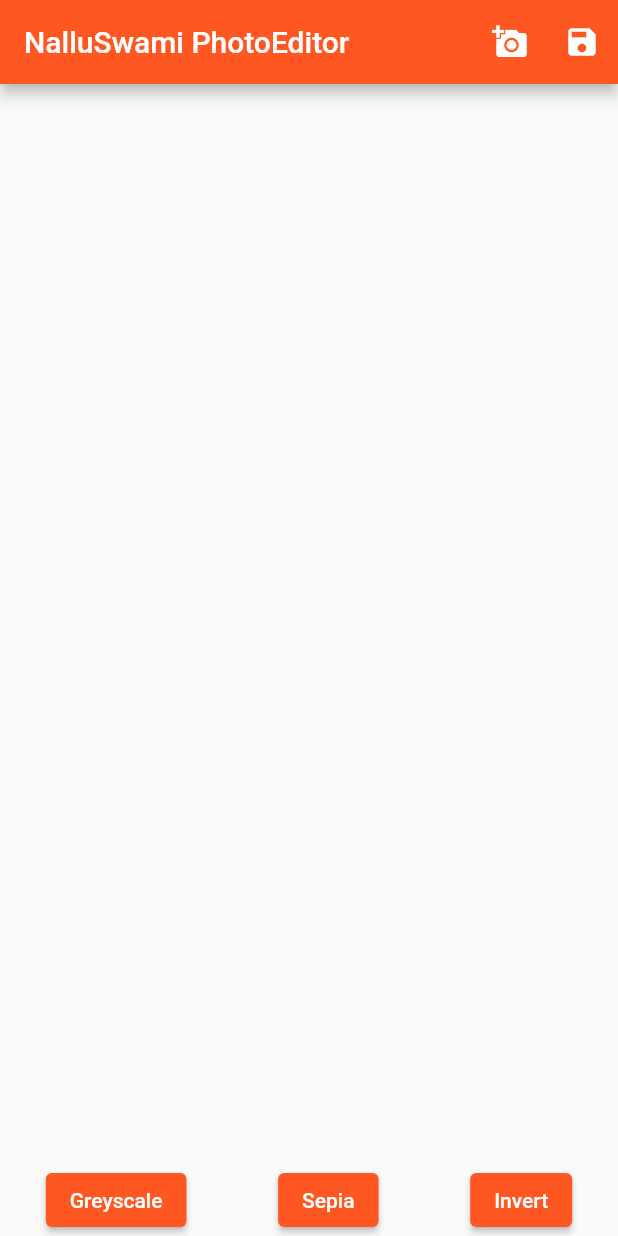
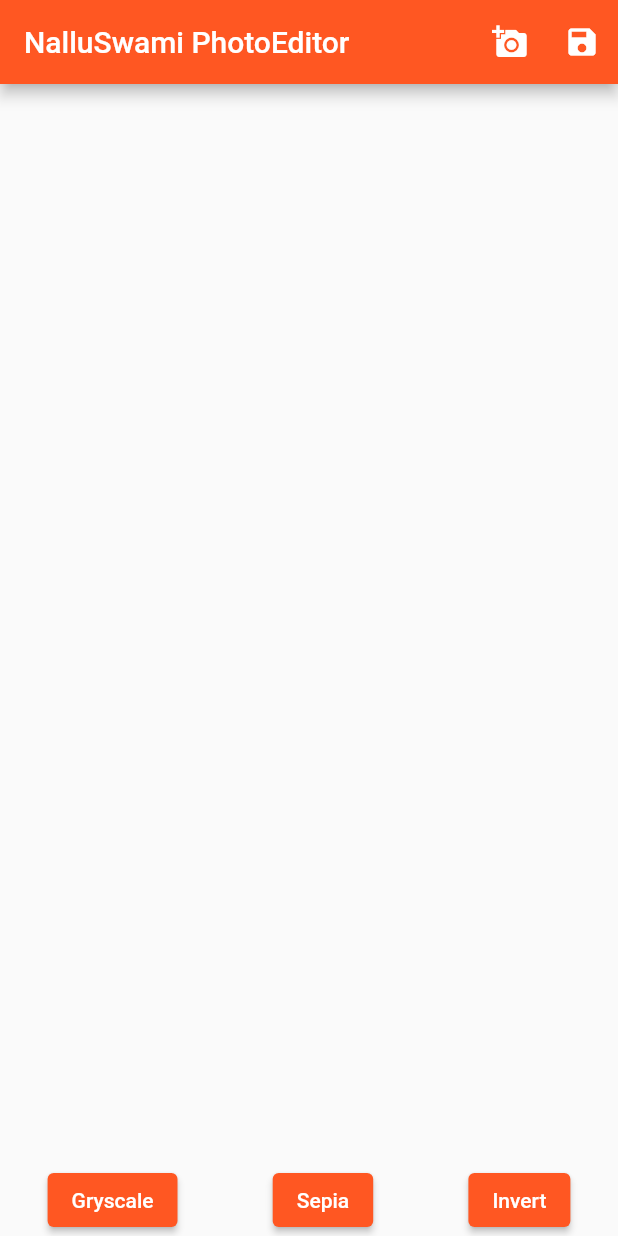
Before and after one commit to Nallu-Swami/Image_Flutter_Editor, a Flutter app: the screen it shows after launch, on a phone screen of 412 x 824 dp. Run offline on Flutter 3.47's test engine with Material 2 defaults, Android fonts, the phone set to English and light mode, and no system bars; our stand-ins replace image_picker.

Commit message:
Second commit towards humnity

```diff
--- a/lib/main.dart
+++ b/lib/main.dart
@@ -116,7 +116,7 @@ class _MyHomePageState extends State<MyHomePage> {
     return Row(
       mainAxisAlignment: MainAxisAlignment.spaceAround,
       children: [
-        buildFilterButton("Greyscale", ColorFilters.greyscale),
+        buildFilterButton("Gryscale", ColorFilters.greyscale),
         buildFilterButton("Sepia", ColorFilters.sepia),
         buildFilterButton("Invert", ColorFilters.invert),
       ],
```
